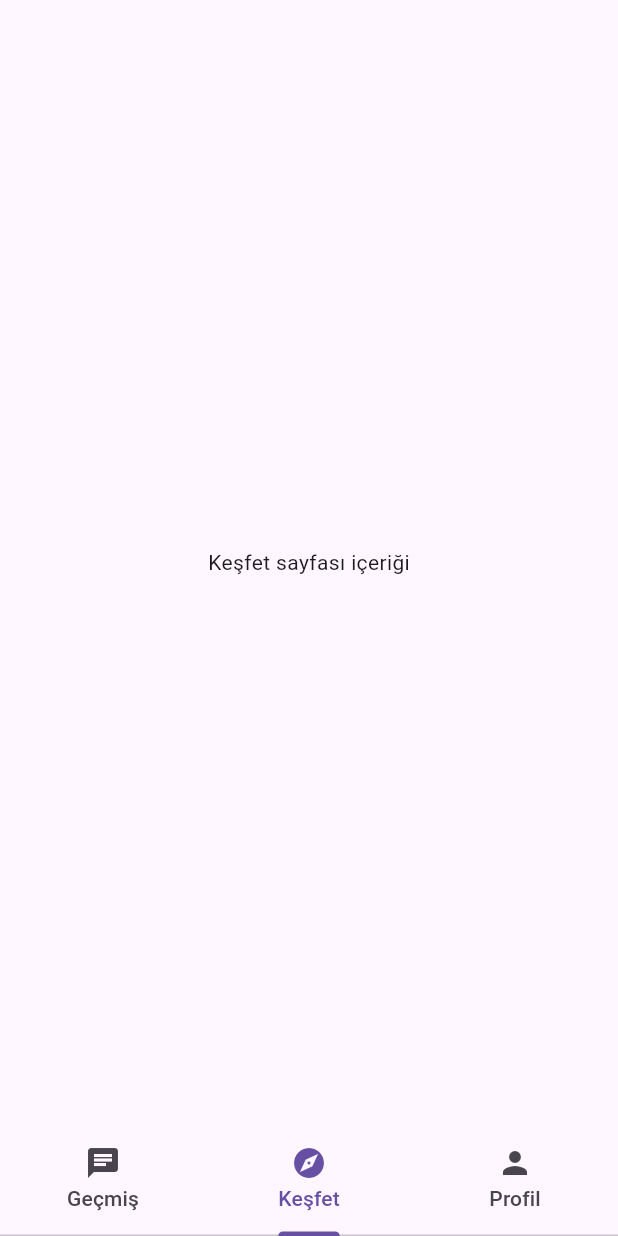
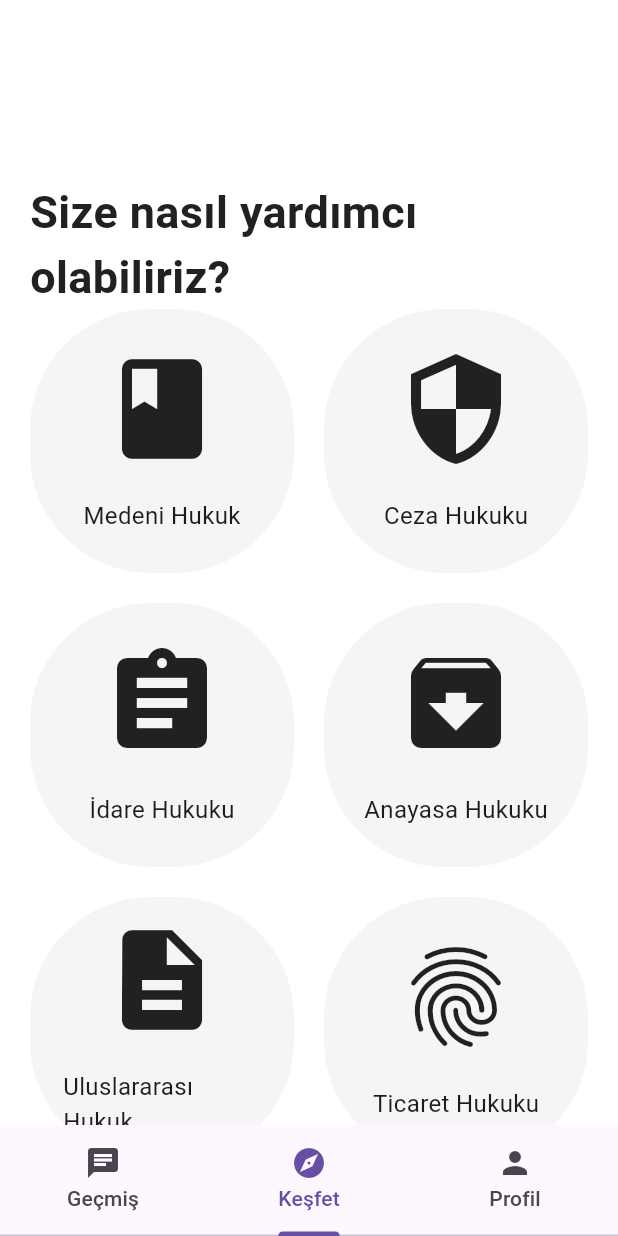
Before and after one commit to betbies/lawai, a Flutter app: the screen it shows after launch, after a tap on the "balance" icon, on a phone screen of 412 x 824 dp. Run offline on Flutter 3.47's test engine with Material 3 defaults, Android fonts, the phone set to English and light mode, and no system bars; our stand-ins replace confetti.

Commit message:
Your commit message

```diff
--- a/lib/member/login.dart
+++ b/lib/member/login.dart
@@ -36,7 +36,7 @@ class _LoginPageState extends State<LoginPage> with SingleTickerProviderStateMix
 
   @override
   Widget build(BuildContext context) {
-    Color koyuSariRenk = Color(int.parse('FFCCBA78', radix: 16));
+    Color koyuSariRenk = Color(int.parse('FF056C89', radix: 16));
 
     return Scaffold(
       resizeToAvoidBottomInset: false,
@@ -51,7 +51,7 @@ class _LoginPageState extends State<LoginPage> with SingleTickerProviderStateMix
                 ),
               ),
               Image.asset(
-                'assets/images/LAWW.jpeg',
+                'assets/images/LAWW.png',
                 height: MediaQuery.of(context).size.height * 0.55,
                 width: MediaQuery.of(context).size.width,
                 fit: BoxFit.fitHeight,
@@ -242,7 +242,7 @@ class _LoginPageState extends State<LoginPage> with SingleTickerProviderStateMix
                             : null,
                       ),
                       child: const Text(
-                        'Go To Sign Up',
+                        'KAYIT OL',
                         style: TextStyle(
                           color: Colors.black,
                           fontSize: 20,
--- a/lib/member/signup.dart
+++ b/lib/member/signup.dart
@@ -36,7 +36,7 @@ class _SignUpPageState extends State<SignUpPage> with SingleTickerProviderStateM
 
   @override
   Widget build(BuildContext context) {
-    Color koyuSariRenk = Color(int.parse('FFCCBA78', radix: 16));
+    Color koyuSariRenk = Color(int.parse('FF056C89', radix: 16));
 
     return Scaffold(
       resizeToAvoidBottomInset: false,
@@ -51,7 +51,7 @@ class _SignUpPageState extends State<SignUpPage> with SingleTickerProviderStateM
                 ),
               ),
               Image.asset(
-                'assets/images/LAWW.jpeg',
+                'assets/images/LAWW2.png',
                 height: MediaQuery.of(context).size.height * 0.55,
                 width: MediaQuery.of(context).size.width,
                 fit: BoxFit.fitHeight,
@@ -269,7 +269,7 @@ class _SignUpPageState extends State<SignUpPage> with SingleTickerProviderStateM
                             : null,
                       ),
                       child: const Text(
-                        'Go To Login',
+                        'GİRİŞ YAP',
                         style: TextStyle(
                           color: Colors.black,
                           fontSize: 20,
--- a/lib/pages/gecmis.dart
+++ b/lib/pages/gecmis.dart
@@ -1,7 +1,7 @@
 import 'package:flutter/material.dart';
 
 class GecmisPage extends StatelessWidget {
-  const GecmisPage({Key? key});
+  const GecmisPage({super.key});
 
   @override
   Widget build(BuildContext context) {
--- a/lib/pages/kesfet.dart
+++ b/lib/pages/kesfet.dart
@@ -1,14 +1,147 @@
 import 'package:flutter/material.dart';
 
-class KesfetPage extends StatelessWidget {
+class KesfetPage extends StatefulWidget {
   const KesfetPage({super.key});
 
   @override
+  _KesfetPageState createState() => _KesfetPageState();
+}
+
+class _KesfetPageState extends State<KesfetPage> {
+  List<Service> services = [
+    Service('Medeni Hukuk', Icons.book),
+    Service('Ceza Hukuku', Icons.security),
+    Service('İdare Hukuku', Icons.assignment),
+    Service('Anayasa Hukuku', Icons.archive),
+    Service('Uluslararası Hukuk', Icons.description),
+    Service('Ticaret Hukuku', Icons.fingerprint),
+    Service('İş Hukuku', Icons.business),
+    Service('X Hukuku', Icons.policy),
+    Service('X Hukuku', Icons.verified_user),
+    Service('X Hukuku', Icons.how_to_vote),
+  ];
+
+  int selectedService = -1;
+
+  @override
   Widget build(BuildContext context) {
-    return Container(
-      child: const Center(
-        child: Text('Keşfet sayfası içeriği'),
+    return Scaffold(
+      backgroundColor: Colors.white,
+      floatingActionButton: null, // Floating action button'u kaldırıyoruz
+      body: Padding(
+        padding: const EdgeInsets.symmetric(horizontal: 20.0), // Sağ ve sola 20 değeri uygulandı
+        child: NestedScrollView(
+          headerSliverBuilder: (BuildContext context, bool innerBoxIsScrolled) {
+            return <Widget>[
+              SliverToBoxAdapter(
+                child: FadeAnimation(
+                  1.2,
+                  Padding(
+                    padding: const EdgeInsets.only(top: 120.0),
+                    child: Text(
+                      'Size nasıl yardımcı olabiliriz?',
+                      style: TextStyle(
+                        fontSize: 30,
+                        color: Colors.grey.shade900,
+                        fontWeight: FontWeight.bold,
+                      ),
+                    ),
+                  ),
+                ),
+              )
+            ];
+          },
+          body: Column(
+            crossAxisAlignment: CrossAxisAlignment.start,
+            children: <Widget>[
+              Expanded(
+                child: GridView.builder(
+                  gridDelegate: const SliverGridDelegateWithFixedCrossAxisCount(
+                    crossAxisCount: 2,
+                    childAspectRatio: 1.0,
+                    crossAxisSpacing: 20.0,
+                    mainAxisSpacing: 20.0,
+                  ),
+                  physics: const NeverScrollableScrollPhysics(),
+                  itemCount: services.length,
+                  itemBuilder: (BuildContext context, int index) {
+                    return FadeAnimation(
+                      (1.0 + index) / 4,
+                      serviceContainer(services[index].icon, services[index].name, index),
+                    );
+                  },
+                ),
+              ),
+            ],
+          ),
+        ),
+      ),
+    );
+  }
+
+  Widget serviceContainer(IconData icon, String name, int index) {
+    return GestureDetector(
+      onTap: () {
+        setState(() {
+          if (selectedService == index) {
+            selectedService = -1;
+          } else {
+            selectedService = index;
+          }
+        });
+      },
+      child: AnimatedContainer(
+        duration: const Duration(milliseconds: 300),
+        padding: const EdgeInsets.symmetric(horizontal: 20.0, vertical: 10.0), // Sağ ve sola 20, üst ve alta 10 değeri uygulandı
+        decoration: BoxDecoration(
+          color: selectedService == index ? Colors.blue.shade50 : Colors.grey.shade100,
+          border: Border.all(
+            color: selectedService == index ? Colors.blue : Colors.blue.withOpacity(0),
+            width: 2.0,
+          ),
+          borderRadius: BorderRadius.circular(80.0),
+        ),
+        child: Column(
+          mainAxisAlignment: MainAxisAlignment.center,
+          children: <Widget>[
+            Icon(icon, size: 80),
+            const SizedBox(height: 20),
+            Text(name, style: const TextStyle(fontSize: 16)),
+          ],
+        ),
       ),
     );
   }
 }
+
+class Service {
+  final String name;
+  final IconData icon;
+
+  Service(this.name, this.icon);
+}
+
+class FadeAnimation extends StatelessWidget {
+  final double delay;
+  final Widget child;
+
+  const FadeAnimation(this.delay, this.child, {super.key});
+
+  @override
+  Widget build(BuildContext context) {
+    return TweenAnimationBuilder<double>(
+      tween: Tween(begin: 0.0, end: 1.0),
+      duration: Duration(milliseconds: (500 * delay).round()),
+      builder: (BuildContext context, double value, Widget? child) {
+        return Opacity(
+          opacity: value,
+          child: Transform.translate(
+            offset: Offset(0.0, 30 * (1 - value)),
+            child: child,
+          ),
+        );
+      },
+      child: child,
+    );
+  }
+}
--- a/pubspec.yaml
+++ b/pubspec.yaml
@@ -61,7 +61,8 @@ flutter:
 
   # To add assets to your application, add an assets section, like this:
   assets:
-     - assets/images/LAWW.jpeg
+     - assets/images/LAWW.png
+     - assets/images/LAWW2.png
   #   - images/a_dot_ham.jpeg
 
   # An image asset can refer to one or more resolution-specific "variants", see
```
Also changed, not shown: assets/images/LAWW.jpeg (deleted), assets/images/LAWW.png (added), assets/images/LAWW2.png (added).
